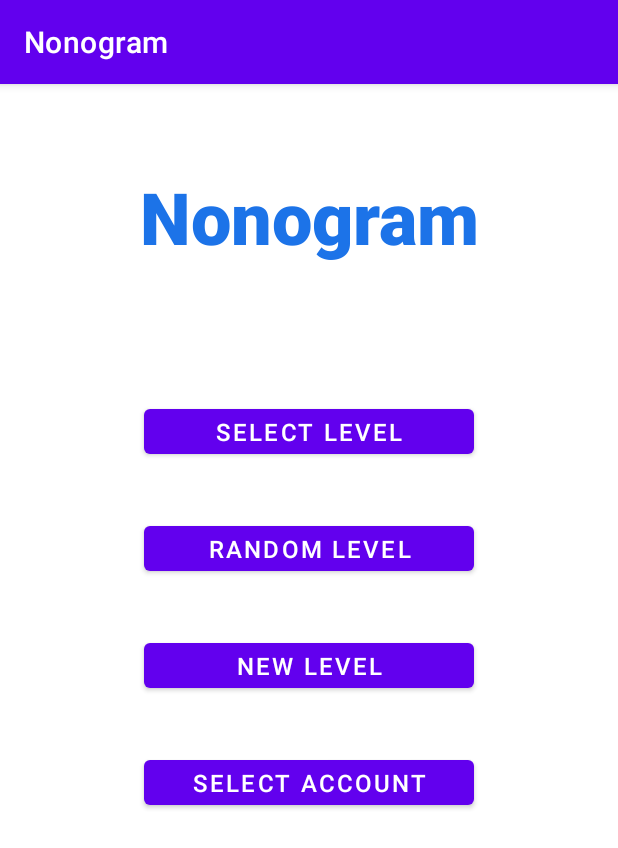
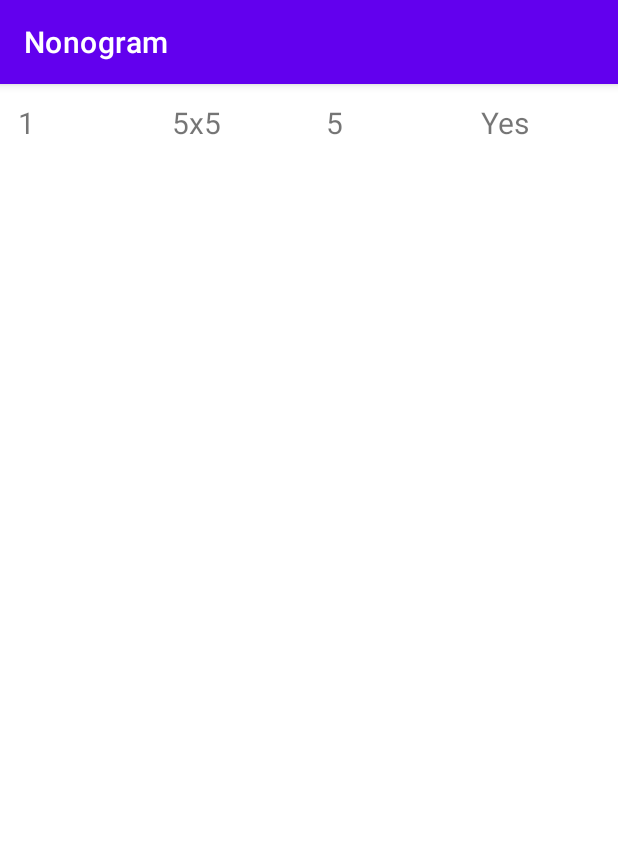
Before and after one commit to koeltv/Nonogram, an Android app: the screen it shows after launch (MainActivity before the commit, GridListActivity after it), after a tap on "SELECT LEVEL", on a phone screen of 412 x 824 dp. Shown: the top 848 px of the screen. Run offline under Robolectric (Android 15) with nearby library versions, the phone set to English and light mode, and no system bars; our stand-ins replace Room's generated code.

Commit message:
Added grid selection Added difficulty attribute to Grid

```diff
--- a/app/src/main/AndroidManifest.xml
+++ b/app/src/main/AndroidManifest.xml
@@ -12,6 +12,13 @@
         android:supportsRtl="true"
         android:theme="@style/Theme.Nonogram"
         tools:targetApi="31">
+        <activity
+            android:name=".ui.grid.GridListActivity"
+            android:exported="false">
+            <meta-data
+                android:name="android.app.lib_name"
+                android:value="" />
+        </activity>
         <activity
             android:name=".ui.grid.GridActivity"
             android:exported="false">
--- a/app/src/main/java/fr/utt/if26/nonogram/MainActivity.java
+++ b/app/src/main/java/fr/utt/if26/nonogram/MainActivity.java
@@ -17,6 +17,7 @@ import fr.utt.if26.nonogram.model.account.AccountViewModel;
 import fr.utt.if26.nonogram.model.grid.Grid;
 import fr.utt.if26.nonogram.model.grid.GridViewModel;
 import fr.utt.if26.nonogram.ui.grid.GridActivity;
+import fr.utt.if26.nonogram.ui.grid.GridListActivity;
 
 public class MainActivity extends AppCompatActivity {
 
@@ -42,9 +43,7 @@ public class MainActivity extends AppCompatActivity {
         setContentView(binding.getRoot());
 
         //TODO Select a level from the database (with size and difficulty displayed)
-        binding.levelSelect.setOnClickListener(view -> {
-
-        });
+        binding.levelSelect.setOnClickListener(view -> selectGridAndPlay());
 
         //Play a random level from the database
         binding.randomLevel.setOnClickListener(view -> playGridWithId(-1));
@@ -52,9 +51,12 @@ public class MainActivity extends AppCompatActivity {
         binding.customLevel.setOnClickListener(view -> createNewGridAndPlay());
 
         //Select an account or create a new one
-        binding.selectAccount.setOnClickListener(view -> {
+        binding.selectAccount.setOnClickListener(view -> selectAccount());
+    }
 
-        });
+    private void selectGridAndPlay() {
+        Intent intent = new Intent(MainActivity.this, GridListActivity.class);
+        startActivity(intent);
     }
 
     public void createNewGridAndPlay() {
--- a/app/src/main/java/fr/utt/if26/nonogram/model/Database.java
+++ b/app/src/main/java/fr/utt/if26/nonogram/model/Database.java
@@ -51,7 +51,7 @@ public abstract class Database extends RoomDatabase {
                 GridDAO gridDAO = INSTANCE.gridDAO();
                 gridDAO.deleteAllGrids();
 
-                gridDAO.insert(new Grid(0, new Boolean[][]{
+                gridDAO.insert(new Grid(0, 5, new Boolean[][]{
                         new Boolean[] {false, false, true, true, false},
                         new Boolean[] {false, true, false, false, true},
                         new Boolean[] {false, false, true, true, false},
--- a/app/src/main/java/fr/utt/if26/nonogram/model/grid/Grid.java
+++ b/app/src/main/java/fr/utt/if26/nonogram/model/grid/Grid.java
@@ -7,8 +7,10 @@ import androidx.room.TypeConverters;
 
 import java.io.Serializable;
 import java.util.ArrayList;
+import java.util.Arrays;
 import java.util.LinkedList;
 import java.util.List;
+import java.util.Objects;
 import java.util.Random;
 
 @Entity(tableName = "grid")
@@ -20,10 +22,13 @@ public class Grid implements Serializable {
     @PrimaryKey(autoGenerate = true)
     private final int gridId;
 
+    private final int difficulty;
+
     private final Boolean[][] grid;
 
     public Grid(int width, int height, int difficulty) {
         gridId = 0;
+        this.difficulty = difficulty;
         grid = new Boolean[width][height];
         for (int x = 0; x < width; x++) {
             for (int y = 0; y < height; y++) {
@@ -32,8 +37,9 @@ public class Grid implements Serializable {
         }
     }
 
-    Grid(int size) {
+    Grid(int size, int difficulty) {
         gridId = 0;
+        this.difficulty = difficulty;
         grid = new Boolean[size][size];
         for (int x = 0; x < size; x++) {
             for (int y = 0; y < size; y++) {
@@ -42,8 +48,9 @@ public class Grid implements Serializable {
         }
     }
 
-    public Grid(int gridId, Boolean[][] grid) {
+    public Grid(int gridId, int difficulty, Boolean[][] grid) {
         this.gridId = gridId;
+        this.difficulty = difficulty;
         this.grid = grid;
     }
 
@@ -108,4 +115,23 @@ public class Grid implements Serializable {
     public int getHeight() {
         return grid[0].length;
     }
+
+    @Override
+    public boolean equals(Object o) {
+        if (this == o) return true;
+        if (o == null || getClass() != o.getClass()) return false;
+        Grid grid1 = (Grid) o;
+        return gridId == grid1.gridId && Arrays.deepEquals(grid, grid1.grid);
+    }
+
+    @Override
+    public int hashCode() {
+        int result = Objects.hash(gridId);
+        result = 31 * result + Arrays.deepHashCode(grid);
+        return result;
+    }
+
+    public int getDifficulty() {
+        return difficulty;
+    }
 }
--- /dev/null
+++ b/app/src/main/java/fr/utt/if26/nonogram/ui/grid/AdapterRecyclerGrid.java
@@ -0,0 +1,81 @@
+package fr.utt.if26.nonogram.ui.grid;
+
+import android.content.Intent;
+import android.view.LayoutInflater;
+import android.view.View;
+import android.view.ViewGroup;
+import android.widget.LinearLayout;
+import android.widget.TextView;
+
+import androidx.annotation.NonNull;
+import androidx.recyclerview.widget.DiffUtil;
+import androidx.recyclerview.widget.ListAdapter;
+import androidx.recyclerview.widget.RecyclerView;
+
+import fr.utt.if26.nonogram.R;
+import fr.utt.if26.nonogram.model.grid.Grid;
+
+public class AdapterRecyclerGrid extends ListAdapter<Grid, AdapterRecyclerGrid.ModuleViewHolder> {
+    public AdapterRecyclerGrid(@NonNull DiffUtil.ItemCallback<Grid> diffCallback) {
+        super(diffCallback);
+    }
+
+    @NonNull
+    @Override
+    public ModuleViewHolder onCreateViewHolder(@NonNull ViewGroup parent, int viewType) {
+        return ModuleViewHolder.create(parent);
+    }
+
+    @Override
+    public void onBindViewHolder(@NonNull ModuleViewHolder holder, int position) {
+        Grid current = getItem(position);
+        holder.bind(current);
+    }
+
+    static class ModuleViewHolder extends RecyclerView.ViewHolder {
+        private final TextView gridId;
+        private final TextView gridDimensions;
+        private final TextView gridDifficulty;
+        private final TextView gridCompleted;
+        private final LinearLayout layout;
+
+        private ModuleViewHolder(@NonNull View itemView) {
+            super(itemView);
+            this.layout = itemView.findViewById(R.id.gridItemLayout);
+            this.gridId = itemView.findViewById(R.id.gridId);
+            this.gridDimensions = itemView.findViewById(R.id.gridDimensions);
+            this.gridDifficulty = itemView.findViewById(R.id.gridDifficulty);
+            this.gridCompleted = itemView.findViewById(R.id.gridCompleted);
+        }
+
+        void bind(Grid grid) {
+            layout.setOnClickListener(view -> {
+                Intent intent = new Intent(itemView.getContext(), GridActivity.class);
+                intent.putExtra("id", grid.getGridId());
+                itemView.getContext().startActivity(intent);
+            });
+            gridId.setText(String.valueOf(grid.getGridId()));
+            gridDimensions.setText(grid.getWidth() + "x" + grid.getHeight());
+            gridDifficulty.setText(String.valueOf(grid.getDifficulty()));
+            gridCompleted.setText("Yes");
+        }
+
+        static ModuleViewHolder create(ViewGroup parent) {
+            View view = LayoutInflater.from(parent.getContext())
+                    .inflate(R.layout.grid_item, parent, false);
+            return new ModuleViewHolder(view);
+        }
+    }
+
+    static class ModuleDiff extends DiffUtil.ItemCallback<Grid> {
+        @Override
+        public boolean areItemsTheSame(@NonNull Grid oldItem, @NonNull Grid newItem) {
+            return oldItem == newItem;
+        }
+
+        @Override
+        public boolean areContentsTheSame(@NonNull Grid oldItem, @NonNull Grid newItem) {
+            return oldItem.equals(newItem);
+        }
+    }
+}
--- /dev/null
+++ b/app/src/main/java/fr/utt/if26/nonogram/ui/grid/GridListActivity.java
@@ -0,0 +1,34 @@
+package fr.utt.if26.nonogram.ui.grid;
+
+import android.os.Bundle;
+
+import androidx.annotation.Nullable;
+import androidx.appcompat.app.AppCompatActivity;
+import androidx.lifecycle.ViewModelProvider;
+import androidx.recyclerview.widget.LinearLayoutManager;
+import androidx.recyclerview.widget.RecyclerView;
+
+import fr.utt.if26.nonogram.databinding.ActivityGridRecyclerBinding;
+import fr.utt.if26.nonogram.model.grid.GridViewModel;
+
+public class GridListActivity extends AppCompatActivity {
+
+    @Override
+    protected void onCreate(@Nullable Bundle savedInstanceState) {
+        super.onCreate(savedInstanceState);
+
+        ActivityGridRecyclerBinding binding = ActivityGridRecyclerBinding.inflate(getLayoutInflater());
+        setContentView(binding.getRoot());
+
+        RecyclerView recyclerView = binding.gridItemRecycler;
+        final AdapterRecyclerGrid adapter = new AdapterRecyclerGrid(new AdapterRecyclerGrid.ModuleDiff());
+        recyclerView.setAdapter(adapter);
+
+        LinearLayoutManager layoutManager = new LinearLayoutManager(getApplicationContext());
+        layoutManager.setOrientation(RecyclerView.VERTICAL);
+        recyclerView.setLayoutManager(layoutManager);
+
+        GridViewModel gridViewModel = new ViewModelProvider(this).get(GridViewModel.class);
+        gridViewModel.getAllGrids().observe(this, adapter::submitList);
+    }
+}
--- /dev/null
+++ b/app/src/main/res/layout/activity_grid_recycler.xml
@@ -0,0 +1,13 @@
+<?xml version="1.0" encoding="utf-8"?>
+<LinearLayout xmlns:android="http://schemas.android.com/apk/res/android"
+    xmlns:tools="http://schemas.android.com/tools"
+    android:layout_width="match_parent"
+    android:layout_height="match_parent"
+    tools:context=".ui.grid.GridListActivity">
+
+    <androidx.recyclerview.widget.RecyclerView
+        android:id="@+id/gridItemRecycler"
+        android:layout_width="match_parent"
+        android:layout_height="match_parent"/>
+
+</LinearLayout>
--- /dev/null
+++ b/app/src/main/res/layout/grid_item.xml
@@ -0,0 +1,43 @@
+<?xml version="1.0" encoding="utf-8"?>
+<LinearLayout xmlns:android="http://schemas.android.com/apk/res/android"
+    android:layout_width="match_parent"
+    android:layout_height="wrap_content"
+    android:id="@+id/gridItemLayout">
+
+    <TextView
+        android:id="@+id/gridId"
+        android:layout_width="0dp"
+        android:layout_height="wrap_content"
+        android:layout_weight="1"
+        android:padding="8dp"
+        android:layout_margin="4dp"
+        android:textSize="20sp" />
+
+    <TextView
+        android:id="@+id/gridDimensions"
+        android:layout_width="0dp"
+        android:layout_height="wrap_content"
+        android:layout_weight="1"
+        android:padding="8dp"
+        android:layout_margin="4dp"
+        android:textSize="20sp" />
+
+    <TextView
+        android:id="@+id/gridDifficulty"
+        android:layout_width="0dp"
+        android:layout_height="wrap_content"
+        android:layout_weight="1"
+        android:padding="8dp"
+        android:layout_margin="4dp"
+        android:textSize="20sp" />
+
+    <TextView
+        android:id="@+id/gridCompleted"
+        android:layout_width="0dp"
+        android:layout_height="wrap_content"
+        android:layout_weight="1"
+        android:padding="8dp"
+        android:layout_margin="4dp"
+        android:textSize="20sp" />
+
+</LinearLayout>
```
